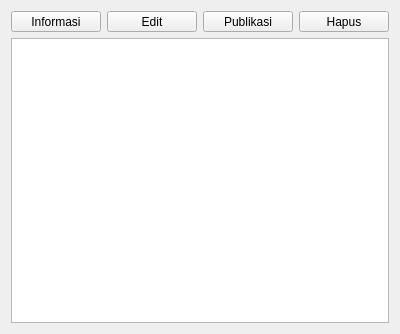
Old version of the form ui/publikasi_tab.ui in the repository sandynagara/Palapa.
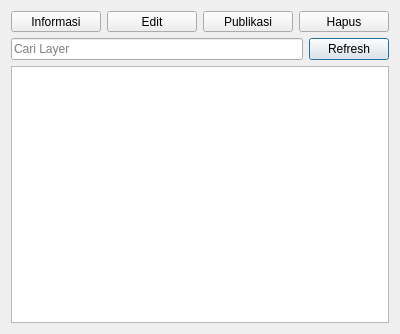
New version of the form. Icons and pictures are not drawn. Custom widgets are drawn as their Qt base class.

Diff of the .ui file:
```diff
--- a/ui/publikasi_tab.ui
+++ b/ui/publikasi_tab.ui
@@ -143,6 +143,33 @@
      </item>
     </layout>
    </item>
+   <item>
+    <layout class="QHBoxLayout" name="horizontalLayout">
+     <item>
+      <widget class="QgsFilterLineEdit" name="cariLayer">
+       <property name="placeholderText">
+        <string>Cari Layer</string>
+       </property>
+       <property name="showSearchIcon">
+        <bool>true</bool>
+       </property>
+       <property name="qgisRelation" stdset="0">
+        <string notr="true"/>
+       </property>
+      </widget>
+     </item>
+     <item>
+      <widget class="QPushButton" name="refreshButton">
+       <property name="cursor">
+        <cursorShape>PointingHandCursor</cursorShape>
+       </property>
+       <property name="text">
+        <string>Refresh</string>
+       </property>
+      </widget>
+     </item>
+    </layout>
+   </item>
    <item>
     <widget class="QTableWidget" name="table_publikasi">
      <property name="editTriggers">
@@ -158,6 +185,13 @@
    </item>
   </layout>
  </widget>
+ <customwidgets>
+  <customwidget>
+   <class>QgsFilterLineEdit</class>
+   <extends>QLineEdit</extends>
+   <header>qgsfilterlineedit.h</header>
+  </customwidget>
+ </customwidgets>
  <resources/>
  <connections/>
 </ui>
```
